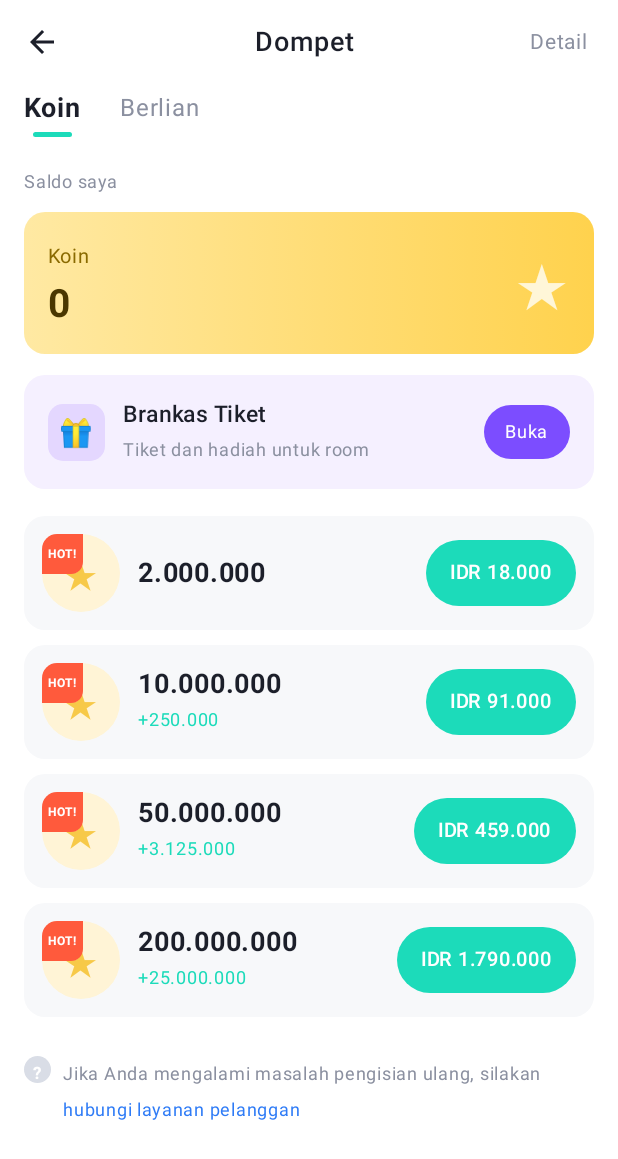
After one commit to exbottod/liveroom-android, an Android app built with Jetpack Compose: the composable WalletScreen shown on its own in the app's theme, on a phone screen of 412 x 824 dp. The commit adds this screen. Shown: the top 1159 px of the screen. Run offline under Robolectric (Android 15) with nearby library versions, the phone set to English and light mode, and no system bars.

Commit message:
Dompet screen: coins, diamonds, ticket vault and top-up packages (v0.1.35)

```diff
--- a/app/build.gradle.kts
+++ b/app/build.gradle.kts
@@ -22,8 +22,8 @@ android {
         applicationId = "com.venderlive.app"
         minSdk = 24
         targetSdk = 35
-        versionCode = 35
-        versionName = "0.1.34"
+        versionCode = 36
+        versionName = "0.1.35"
 
         buildConfigField("String", "API_BASE_URL", "\"${prop("API_BASE_URL", "https://vender.43-156-99-4.sslip.io/")}\"")
         buildConfigField("String", "AGORA_APP_ID", "\"${prop("AGORA_APP_ID", "")}\"")
--- a/app/src/main/java/com/venderlive/app/ui/home/HomeScreen.kt
+++ b/app/src/main/java/com/venderlive/app/ui/home/HomeScreen.kt
@@ -102,6 +102,9 @@ fun HomeScreen(
                                 val id = publicId?.takeIf { it.isNotBlank() } ?: return@ProfileScreen
                                 onOpenProfile(id)
                             },
+                        )
+                        "Dompet" -> com.venderlive.app.ui.wallet.WalletScreen(
+                            onBack = { openPage = null },
                         )
                         "Pengaturan" -> com.venderlive.app.ui.profile.SettingsHome(
                             repo = authRepository,
--- /dev/null
+++ b/app/src/main/java/com/venderlive/app/ui/wallet/WalletScreen.kt
@@ -0,0 +1,276 @@
+package com.venderlive.app.ui.wallet
+
+import android.content.Intent
+import android.net.Uri
+import androidx.activity.compose.BackHandler
+import androidx.compose.foundation.background
+import androidx.compose.foundation.clickable
+import androidx.compose.foundation.layout.Arrangement
+import androidx.compose.foundation.layout.Box
+import androidx.compose.foundation.layout.Column
+import androidx.compose.foundation.layout.Row
+import androidx.compose.foundation.layout.Spacer
+import androidx.compose.foundation.layout.fillMaxSize
+import androidx.compose.foundation.layout.fillMaxWidth
+import androidx.compose.foundation.layout.height
+import androidx.compose.foundation.layout.navigationBarsPadding
+import androidx.compose.foundation.layout.padding
+import androidx.compose.foundation.layout.size
+import androidx.compose.foundation.layout.statusBarsPadding
+import androidx.compose.foundation.layout.width
+import androidx.compose.foundation.rememberScrollState
+import androidx.compose.foundation.shape.CircleShape
+import androidx.compose.foundation.shape.RoundedCornerShape
+import androidx.compose.foundation.verticalScroll
+import androidx.compose.material.icons.Icons
+import androidx.compose.material.icons.automirrored.filled.ArrowBack
+import androidx.compose.material3.AlertDialog
+import androidx.compose.material3.Icon
+import androidx.compose.material3.IconButton
+import androidx.compose.material3.Text
+import androidx.compose.material3.TextButton
+import androidx.compose.runtime.Composable
+import androidx.compose.runtime.getValue
+import androidx.compose.runtime.mutableStateOf
+import androidx.compose.runtime.remember
+import androidx.compose.runtime.setValue
+import androidx.compose.ui.Alignment
+import androidx.compose.ui.Modifier
+import androidx.compose.ui.draw.clip
+import androidx.compose.ui.graphics.Brush
+import androidx.compose.ui.graphics.Color
+import androidx.compose.ui.platform.LocalContext
+import androidx.compose.ui.text.font.FontWeight
+import androidx.compose.ui.text.style.TextAlign
+import androidx.compose.ui.unit.dp
+import androidx.compose.ui.unit.sp
+
+private val Ink = Color(0xFF1C1F2A)
+private val Muted = Color(0xFF8B90A0)
+private val Teal = Color(0xFF1CDBBA)
+private val Gold = Color(0xFFF7C948)
+private val Hot = Color(0xFFFF5A3C)
+private val Link = Color(0xFF2E7BF6)
+
+/** Where top-up problems are reported; the owner's support address. */
+private const val SUPPORT_EMAIL = "developerex100@gmail.com"
+
+private data class CoinPack(val amount: Long, val bonus: Long?, val price: Long)
+
+// Prices follow the screenshot's scale. The last row on the reference showed an
+// inconsistent price for 200,000,000, so it is priced proportionally here.
+private val CoinPacks = listOf(
+    CoinPack(2_000_000, null, 18_000),
+    CoinPack(10_000_000, 250_000, 91_000),
+    CoinPack(50_000_000, 3_125_000, 459_000),
+    CoinPack(200_000_000, 25_000_000, 1_790_000),
+)
+
+private val DiamondPacks = listOf(
+    CoinPack(20_000, null, 18_000),
+    CoinPack(100_000, 2_500, 91_000),
+    CoinPack(500_000, 31_250, 459_000),
+    CoinPack(2_000_000, 250_000, 1_790_000),
+)
+
+private fun thousands(value: Long): String =
+    "%,d".format(value).replace(',', '.')
+
+/**
+ * The Dompet tab from the reference screenshot: coin and diamond balances,
+ * the ticket vault, and the top-up packages with their prices.
+ */
+@Composable
+fun WalletScreen(
+    coinBalance: Long = 0L,
+    diamondBalance: Long = 0L,
+    onBack: () -> Unit,
+) {
+    val context = LocalContext.current
+    var diamonds by remember { mutableStateOf(false) }
+    var busy by remember { mutableStateOf<String?>(null) }
+
+    BackHandler(onBack = onBack)
+
+    busy?.let {
+        AlertDialog(
+            onDismissRequest = { busy = null },
+            title = { Text("Pengisian ulang") },
+            text = { Text("Pembelian $it akan aktif setelah pembayaran terhubung. Untuk sekarang saldo belum bertambah.") },
+            confirmButton = { TextButton(onClick = { busy = null }) { Text("Mengerti") } },
+        )
+    }
+
+    Column(modifier = Modifier.fillMaxSize().background(Color.White).statusBarsPadding()) {
+        // Top bar: back, title, Detail.
+        Row(
+            modifier = Modifier.fillMaxWidth().padding(horizontal = 4.dp, vertical = 4.dp),
+            verticalAlignment = Alignment.CenterVertically,
+        ) {
+            IconButton(onClick = onBack) {
+                Icon(Icons.AutoMirrored.Filled.ArrowBack, "Kembali", tint = Ink)
+            }
+            Text(
+                "Dompet", color = Ink, fontSize = 18.sp, fontWeight = FontWeight.Medium,
+                textAlign = TextAlign.Center, modifier = Modifier.weight(1f),
+            )
+            Text(
+                "Detail", color = Muted, fontSize = 14.sp,
+                modifier = Modifier.padding(end = 16.dp).clickable { busy = "riwayat transaksi" },
+            )
+        }
+
+        Column(
+            modifier = Modifier.fillMaxSize().verticalScroll(rememberScrollState())
+                .padding(horizontal = 16.dp),
+        ) {
+            // Koin / Berlian
+            Row(modifier = Modifier.fillMaxWidth().padding(top = 4.dp)) {
+                CurrencyTab("Koin", !diamonds) { diamonds = false }
+                Spacer(Modifier.width(26.dp))
+                CurrencyTab("Berlian", diamonds) { diamonds = true }
+            }
+            Spacer(Modifier.height(18.dp))
+
+            Text("Saldo saya", color = Muted, fontSize = 12.sp)
+            Spacer(Modifier.height(8.dp))
+
+            // Yellow balance banner.
+            Row(
+                modifier = Modifier.fillMaxWidth().clip(RoundedCornerShape(14.dp))
+                    .background(
+                        Brush.horizontalGradient(
+                            listOf(Color(0xFFFFE9A3), Color(0xFFFFD24D)),
+                        ),
+                    )
+                    .padding(horizontal = 16.dp, vertical = 18.dp),
+                verticalAlignment = Alignment.CenterVertically,
+            ) {
+                Column(modifier = Modifier.weight(1f)) {
+                    Text(if (diamonds) "Berlian" else "Koin", color = Color(0xFF8A6A00), fontSize = 13.sp)
+                    Spacer(Modifier.height(4.dp))
+                    Text(
+                        thousands(if (diamonds) diamondBalance else coinBalance),
+                        color = Color(0xFF4A3700), fontSize = 26.sp, fontWeight = FontWeight.Bold,
+                    )
+                }
+                Text(if (diamonds) "◆" else "★", color = Color(0xFFFFF6D8), fontSize = 40.sp)
+            }
+            Spacer(Modifier.height(14.dp))
+
+            // Ticket vault promo.
+            Row(
+                modifier = Modifier.fillMaxWidth().clip(RoundedCornerShape(14.dp))
+                    .background(Color(0xFFF5F0FF))
+                    .clickable { busy = "Brankas Tiket" }
+                    .padding(horizontal = 16.dp, vertical = 14.dp),
+                verticalAlignment = Alignment.CenterVertically,
+            ) {
+                Box(
+                    Modifier.size(38.dp).clip(RoundedCornerShape(10.dp)).background(Color(0xFFE4D7FF)),
+                    contentAlignment = Alignment.Center,
+                ) { Text("🎁", fontSize = 18.sp) }
+                Spacer(Modifier.width(12.dp))
+                Column(modifier = Modifier.weight(1f)) {
+                    Text("Brankas Tiket", color = Ink, fontSize = 15.sp, fontWeight = FontWeight.Medium)
+                    Text("Tiket dan hadiah untuk room", color = Muted, fontSize = 12.sp)
+                }
+                Box(
+                    Modifier.clip(RoundedCornerShape(50)).background(Color(0xFF7C4DFF))
+                        .padding(horizontal = 14.dp, vertical = 6.dp),
+                ) { Text("Buka", color = Color.White, fontSize = 12.sp) }
+            }
+            Spacer(Modifier.height(18.dp))
+
+            (if (diamonds) DiamondPacks else CoinPacks).forEach { pack ->
+                PackRow(
+                    pack = pack,
+                    diamond = diamonds,
+                    onBuy = { busy = "${thousands(pack.amount)} ${if (diamonds) "berlian" else "koin"}" },
+                )
+                Spacer(Modifier.height(10.dp))
+            }
+
+            Spacer(Modifier.height(16.dp))
+            // Support line, with the contact phrase clickable.
+            Row(
+                modifier = Modifier.fillMaxWidth().padding(bottom = 8.dp),
+                verticalAlignment = Alignment.Top,
+            ) {
+                Box(
+                    Modifier.size(18.dp).clip(CircleShape).background(Color(0xFFD9DDE6)),
+                    contentAlignment = Alignment.Center,
+                ) { Text("?", color = Color.White, fontSize = 11.sp, fontWeight = FontWeight.Bold) }
+                Spacer(Modifier.width(8.dp))
+                Column {
+                    Text("Jika Anda mengalami masalah pengisian ulang, silakan", color = Muted, fontSize = 12.sp)
+                    Text(
+                        "hubungi layanan pelanggan",
+                        color = Link, fontSize = 12.sp,
+                        modifier = Modifier.clickable {
+                            val intent = Intent(
+                                Intent.ACTION_SENDTO,
+                                Uri.parse("mailto:$SUPPORT_EMAIL?subject=Masalah%20pengisian%20ulang%20VenderLive"),
+                            )
+                            runCatching { context.startActivity(intent) }
+                        },
+                    )
+                }
+            }
+            Spacer(Modifier.height(24.dp).navigationBarsPadding())
+        }
+    }
+}
+
+@Composable
+private fun CurrencyTab(label: String, active: Boolean, onClick: () -> Unit) {
+    Column(horizontalAlignment = Alignment.CenterHorizontally, modifier = Modifier.clickable(onClick = onClick)) {
+        Text(
+            label,
+            color = if (active) Ink else Muted,
+            fontSize = if (active) 18.sp else 16.sp,
+            fontWeight = if (active) FontWeight.Bold else FontWeight.Normal,
+        )
+        Spacer(Modifier.height(4.dp))
+        Box(
+            Modifier.width(if (active) 26.dp else 0.dp).height(3.dp)
+                .clip(RoundedCornerShape(2.dp)).background(if (active) Teal else Color.Transparent),
+        )
+    }
+}
+
+@Composable
+private fun PackRow(pack: CoinPack, diamond: Boolean, onBuy: () -> Unit) {
+    Row(
+        modifier = Modifier.fillMaxWidth().clip(RoundedCornerShape(14.dp))
+            .background(Color(0xFFF7F8FA)).padding(12.dp),
+        verticalAlignment = Alignment.CenterVertically,
+    ) {
+        Box(contentAlignment = Alignment.TopStart) {
+            Box(
+                Modifier.size(52.dp).clip(CircleShape)
+                    .background(if (diamond) Color(0xFFE7F3FF) else Color(0xFFFFF4D6)),
+                contentAlignment = Alignment.Center,
+            ) {
+                Text(if (diamond) "◆" else "★", color = if (diamond) Color(0xFF4EA8FF) else Gold, fontSize = 26.sp)
+            }
+            Box(
+                Modifier.clip(RoundedCornerShape(topStart = 10.dp, bottomEnd = 8.dp))
+                    .background(Hot).padding(horizontal = 4.dp, vertical = 1.dp),
+            ) { Text("HOT!", color = Color.White, fontSize = 8.sp, fontWeight = FontWeight.Bold) }
+        }
+        Spacer(Modifier.width(12.dp))
+        Column(modifier = Modifier.weight(1f)) {
+            Text(thousands(pack.amount), color = Ink, fontSize = 18.sp, fontWeight = FontWeight.Bold)
+            pack.bonus?.let {
+                Text("+${thousands(it)}", color = Teal, fontSize = 12.sp)
+            }
+        }
+        Box(
+            Modifier.clip(RoundedCornerShape(50)).background(Teal)
+                .clickable(onClick = onBuy).padding(horizontal = 16.dp, vertical = 10.dp),
+        ) {
+            Text("IDR ${thousands(pack.price)}", color = Color.White, fontSize = 13.sp, fontWeight = FontWeight.Medium)
+        }
+    }
+}
```
